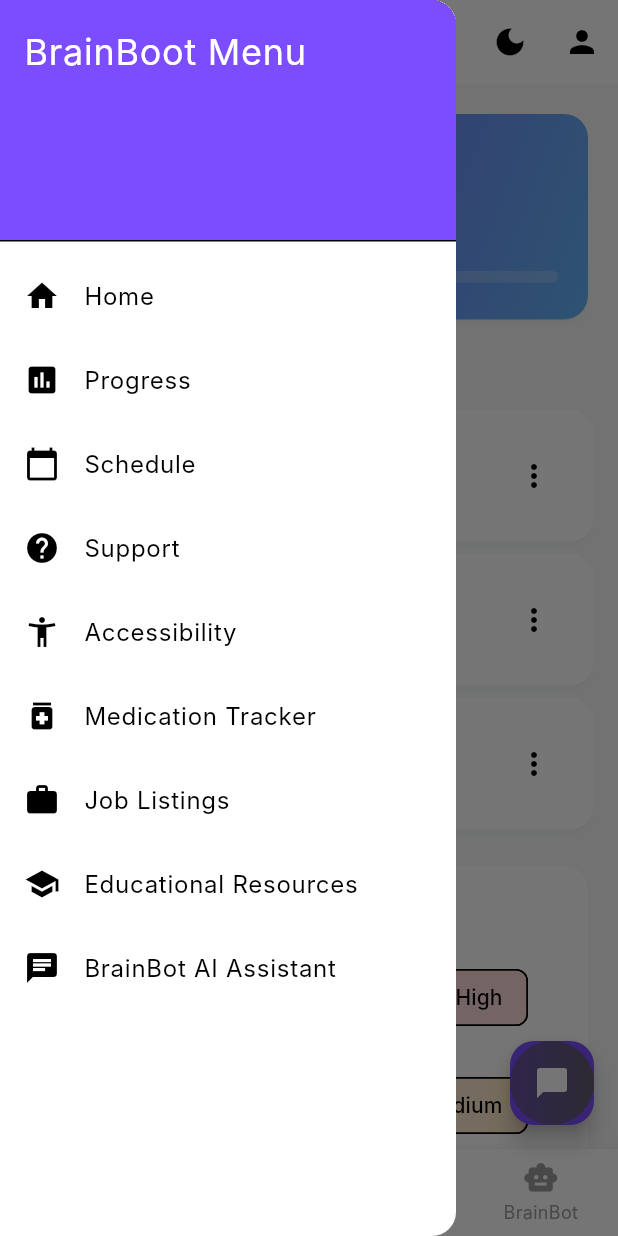
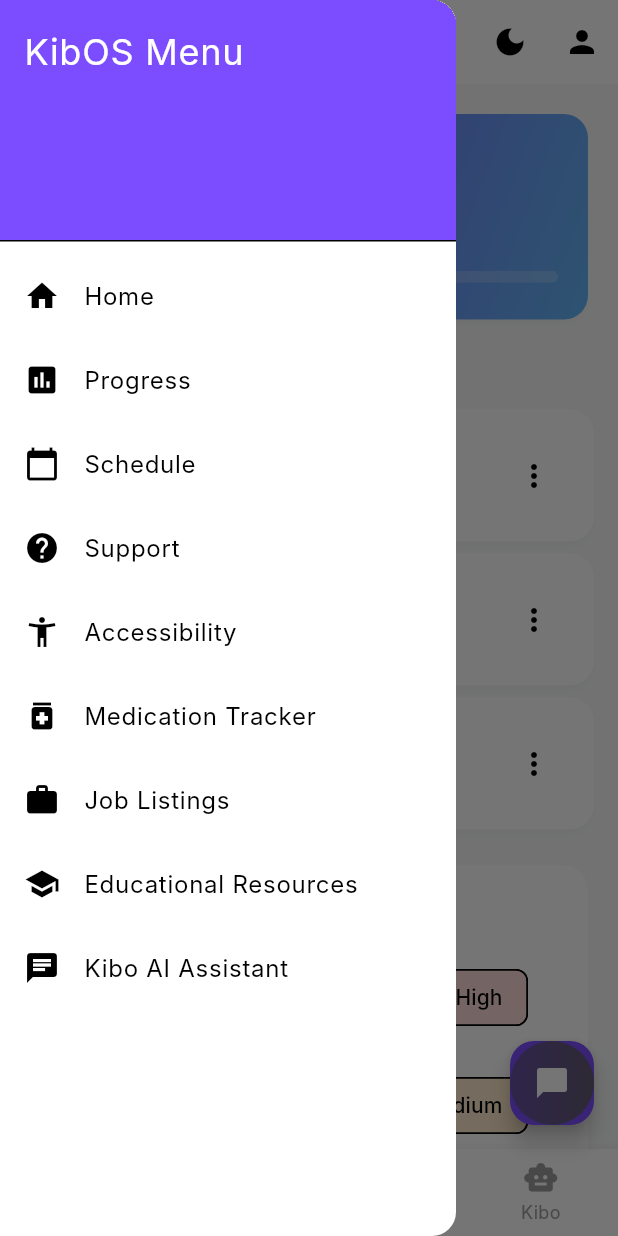
Before and after one commit to parthratra11/WeSaneBro, a Flutter app: the screen it shows after launch, with the side drawer open, on a phone screen of 412 x 824 dp. Run offline on Flutter 3.47's test engine with Material 3 defaults, Android fonts, the phone set to English and light mode, and no system bars; Roboto replaces fonts that are missing (Inter).

Commit message:
Name Changed - KibOS

```diff
--- a/app/lib/main.dart
+++ b/app/lib/main.dart
@@ -30,7 +30,7 @@ class _MyAppState extends State<MyApp> {
   Widget build(BuildContext context) {
     return MaterialApp(
       debugShowCheckedModeBanner: false,
-      title: 'BrainBoot',
+      title: 'KibOS',
       theme: ThemeData(
         primaryColor: const Color(0xFF7C4DFF),
         scaffoldBackgroundColor:
@@ -76,7 +76,7 @@ class _MyAppState extends State<MyApp> {
       ),
       home: Scaffold(
         appBar: AppBar(
-          title: const Text('BrainBoot'),
+          title: const Text('KibOS'),
           actions: [
             IconButton(
               icon: const Icon(Icons.sos),
@@ -95,7 +95,7 @@ class _MyAppState extends State<MyApp> {
               const DrawerHeader(
                 decoration: BoxDecoration(color: Color(0xFF7C4DFF)),
                 child: Text(
-                  'BrainBoot Menu',
+                  'KibOS Menu',
                   style: TextStyle(color: Colors.white, fontSize: 24),
                 ),
               ),
@@ -172,7 +172,7 @@ class _MyAppState extends State<MyApp> {
               ),
               ListTile(
                 leading: const Icon(Icons.chat),
-                title: const Text('BrainBot AI Assistant'),
+                title: const Text('Kibo AI Assistant'),
                 onTap: () {},
               ),
             ],
@@ -199,10 +199,7 @@ class _MyAppState extends State<MyApp> {
               icon: Icon(Icons.calendar_today),
               label: 'Schedule',
             ),
-            BottomNavigationBarItem(
-              icon: Icon(Icons.smart_toy),
-              label: 'BrainBot',
-            ),
+            BottomNavigationBarItem(icon: Icon(Icons.smart_toy), label: 'Kibo'),
           ],
         ),
         floatingActionButton: FloatingActionButton(
@@ -301,7 +298,7 @@ class _MyAppState extends State<MyApp> {
                             const Icon(Icons.smart_toy),
                             const SizedBox(width: 8),
                             const Text(
-                              'BrainBot Assistant',
+                              'Kibo Assistant',
                               style: TextStyle(
                                 fontSize: 18,
                                 fontWeight: FontWeight.bold,
@@ -889,7 +886,7 @@ class ProfessionalCard extends StatelessWidget {
                 ListTile(
                   leading: Icon(Icons.email),
                   title: Text(
-                    'Email: ${name.toLowerCase().replaceAll(' ', '.')}@brainboot.com',
+                    'Email: ${name.toLowerCase().replaceAll(' ', '.')}@wesanebro.com',
                   ),
                 ),
                 ListTile(
```
